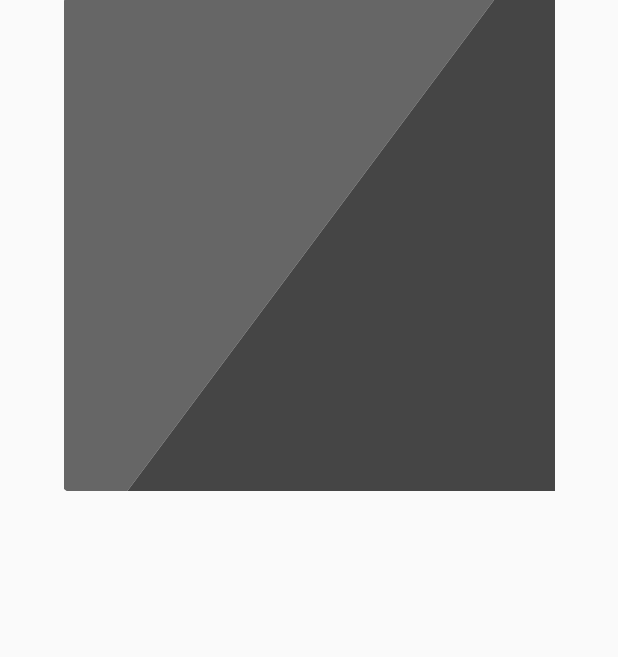
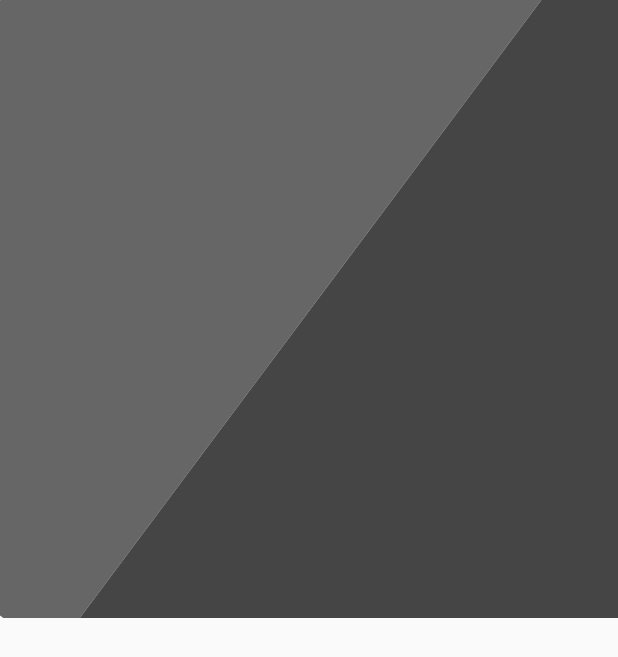
Before and after one commit to danihmello06/recipes, an Android app: the RecipeFragment screen opened through its navigation route, on a phone screen of 412 x 824 dp. Shown: the top 657 px of the screen. Run offline under Robolectric (Android 15) with nearby library versions, the phone set to English and light mode, and no system bars; our stand-ins replace Dagger/Hilt's generated code, navigation-ui; network calls fail; 1 statement that could not run was skipped.

Commit message:
fixed image in recipe page

```diff
--- a/app/src/main/res/layout/activity_main.xml
+++ b/app/src/main/res/layout/activity_main.xml
@@ -7,7 +7,7 @@
     android:layout_height="match_parent"
     tools:context=".MainActivity">
 
-    <fragment
+    <androidx.fragment.app.FragmentContainerView
         android:id="@+id/nav_host_fragment"
         android:name="androidx.navigation.fragment.NavHostFragment"
         android:layout_width="match_parent"
--- a/app/src/main/res/layout/fragment_recipe.xml
+++ b/app/src/main/res/layout/fragment_recipe.xml
@@ -8,13 +8,15 @@
 
     <ImageView
         android:id="@+id/recipeImage"
-        android:layout_width="wrap_content"
+        android:layout_width="match_parent"
         android:layout_height="wrap_content"
-        android:scaleType="center"
+        android:adjustViewBounds="true"
+        android:scaleType="centerCrop"
         android:src="@drawable/image_placeholder"
         app:layout_constraintEnd_toEndOf="parent"
         app:layout_constraintStart_toStartOf="parent"
-        app:layout_constraintTop_toTopOf="parent"/>
+        app:layout_constraintTop_toTopOf="parent"
+        app:layout_constraintBottom_toTopOf="@id/recipeTitle"/>
 
     <TextView
         android:id="@+id/recipeTitle"
```
Also changed, not shown: gradle/wrapper/gradle-wrapper.properties.
